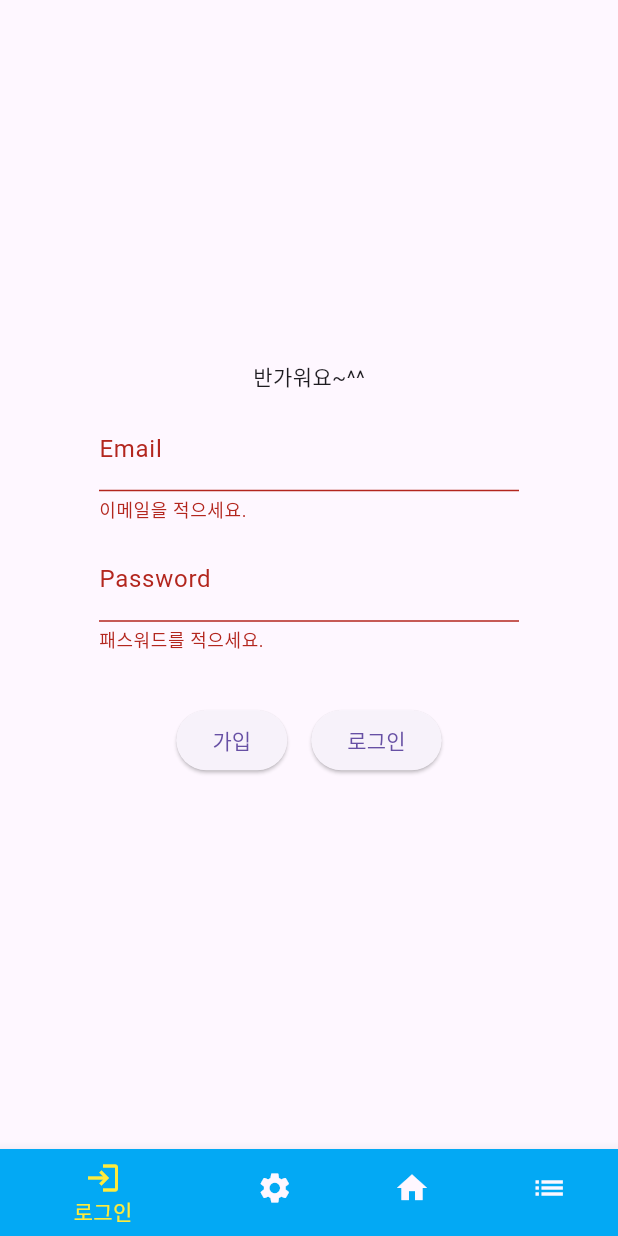
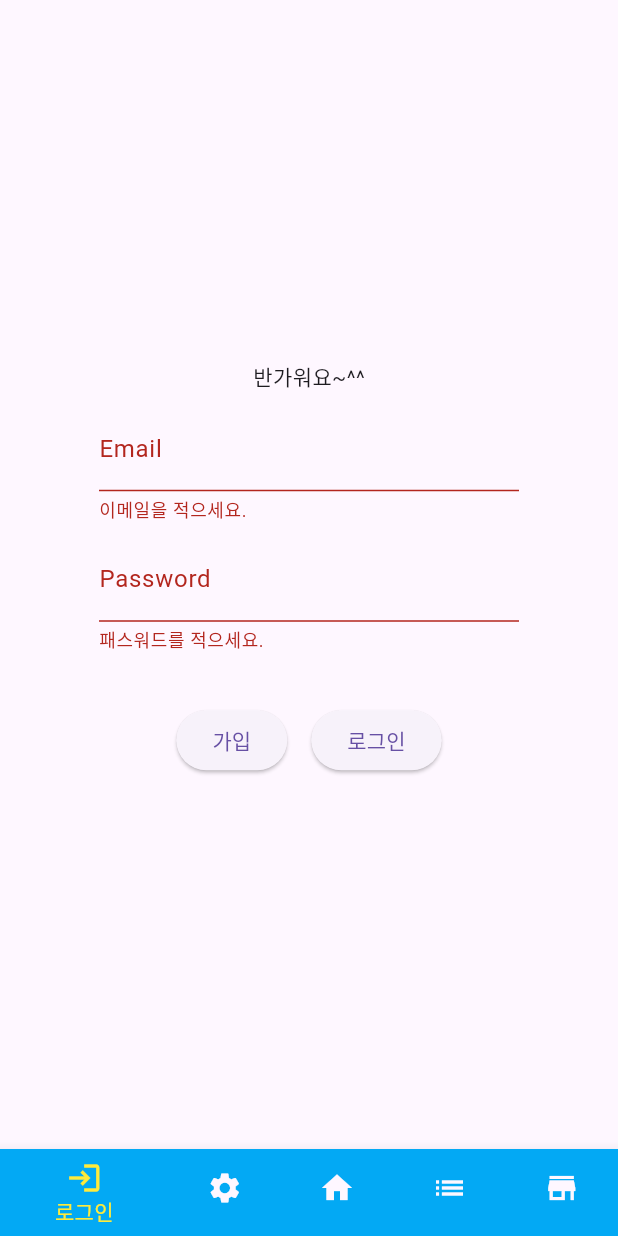
Before and after one commit to business-sixtick/flutter_lotto, a Flutter app: the screen it shows after launch, after a tap on "가입", on a phone screen of 412 x 824 dp. Run offline on Flutter 3.47's test engine with Material 3 defaults, Android fonts, the light colour scheme and no system bars; our stand-ins replace cloud_firestore, csv, firebase_auth, firebase_core, get, shared_preferences and 2 more; missing offline and left inert: cp949_codec, flutter_toastr; accounts and stored records are empty; generated files the repository leaves out were written again.

Commit message:
파이어스토어 테스트중

```diff
--- a/assets/lotto.csv
+++ b/assets/lotto.csv
@@ -1143,3 +1143,4 @@
 1143,1729868400000,10,16,17,27,28,36,6
 1144,1730473200000,3,4,12,15,26,34,6
 1145,1731078000000,2,11,31,33,37,44,32
+1146,1731682800000,6,11,17,19,40,43,28
--- a/lib/control/lotto.dart
+++ b/lib/control/lotto.dart
@@ -85,11 +85,11 @@ class Lotto{
 
 
     List<List<int>> list = [<int>[]];
-    print('directory : ${directory.path}');
+    debugPrint('directory : ${directory.path}');
     var file = io.File(path.join(directory.path, '.lotto.csv'));
 
     if (await file.exists()){// 있으면 로딩
-      print('file.exists() file.path : ${file.path}');
+      debugPrint('file.exists() file.path : ${file.path}');
       String csvString = await file.readAsString();
       List<List<dynamic>> listDynamic = const csv.CsvToListConverter().convert<dynamic>(csvString);
       list = listDynamic.map((row) {
@@ -106,14 +106,14 @@ class Lotto{
         }).toList();
       }).toList();
     }else{// 없으면 파일 생성
-      print('file.exists() 없음 생성');
+      debugPrint('file.exists() 없음 생성');
       file = await file.create();
       list = await getListFromCSV();   // assets 에서 가져옴
       String csvString = const csv.ListToCsvConverter().convert(list);
       await file.writeAsString(csvString, flush: true); // 파일 저장
     }
 
-    print('file.path : ${file.path}');
+    debugPrint('file.path : ${file.path}');
 
     // 데이터 업데이트
     list = await _updateWins(list, file); // 갱신데이터가 있는지 검사
--- a/lib/control/lotto_sqflite.dart
+++ b/lib/control/lotto_sqflite.dart
@@ -63,7 +63,7 @@ class LottoDb{
     final int nextTime = const Duration(days: 7, hours:21).inMilliseconds;
     // if (today - lately < nextTime) return list;
     while (today - lately > nextTime) {
-      // print('while in');
+      print('while in');
       var win = await Lotto.getFromHomepageWins(wins.length + 1);
       wins.add(Win(win[0], win[1], win[2], win[3], win[4], win[5], win[6], win[7], win[8]));
       await db.insert('lotto', {'turn': win[0], 'date': win[1], 'win1': win[2], 'win2': win[3], 'win3': win[4], 'win4': win[5], 'win5': win[6], 'win6': win[7], 'win7': win[8]});
--- a/lib/main.dart
+++ b/lib/main.dart
@@ -1,6 +1,7 @@
 import 'package:flutter/material.dart';
 import 'package:flutter_lotto/control/tool.dart';
 import 'package:flutter_lotto/widget/draw_page.dart';
+import 'package:flutter_lotto/widget/firestore_page.dart';
 import 'package:flutter_lotto/widget/list_page.dart';
 import 'package:flutter_lotto/widget/login_page.dart';
 import 'package:flutter_lotto/widget/win_page.dart';
@@ -15,7 +16,9 @@ late List<List<int>> lottoList;
 void main() async {
   WidgetsFlutterBinding
       .ensureInitialized(); // Flutter 바인딩을 초기화  . path_provider 와 관계가 있다.
-  lottoList = await Lotto.getListFromCSV();
+  // lottoList = await Lotto.getListFromCSV();
+  Lotto lotto = await Lotto.create();
+  lottoList = lotto.wins;
   debugPrint(lottoList.length.toString());
 
   await Preferences.init();
@@ -65,6 +68,7 @@ class MyAppState extends State<MyApp> {
             DrawPage(lottoList),
             WinPage(lottoList),
             ListPage(lottoList),
+            FirestorePage(),
           ],
         ),
         // floatingActionButton: FloatingActionButton(onPressed: (){}, child: const Icon(Icons.add),),
@@ -87,6 +91,10 @@ class MyAppState extends State<MyApp> {
                 icon: Icon(Icons.list),
                 label: '당첨이력',
                 backgroundColor: Colors.lightBlue),
+            BottomNavigationBarItem(
+              icon: Icon(Icons.store),
+              label: '파이어스토어',
+              backgroundColor: Colors.lightBlue),
             // BottomNavigationBarItem(icon: Icon(Icons.school), label: 'Third', backgroundColor: Colors.purple),
             // BottomNavigationBarItem(icon: Icon(Icons.heart_broken), label: 'Fourth', backgroundColor: Colors.pink),
           ],
--- /dev/null
+++ b/lib/widget/firestore_page.dart
@@ -0,0 +1,51 @@
+import 'package:flutter/material.dart';
+import 'package:cloud_firestore/cloud_firestore.dart';
+
+class User{
+  late String name;
+  late String email;
+  late int age;
+  User({required this.name, required this.email, required this.age});
+  User.fromMap(Map<String, dynamic> map):
+    name = map['name'],
+    email = map['email'],
+    age = map['age'];
+
+  Map<String, dynamic> toMap() => {'name': name, 'email': email, 'age': age};
+
+  Future<void> add() async {
+    try{
+      CollectionReference ref = FirebaseFirestore.instance.collection('user');
+      final querySnapshot = await ref.get();
+      // debugPrint(ref.id);
+      debugPrint(querySnapshot.size.toString());
+      ref.doc('user${querySnapshot.size + 1}').set(toMap());
+    }catch (e){
+      debugPrint('add() 예외 : ${e.toString()}');
+    }
+
+    // await ref.add(toMap());
+  }
+
+  Future<void> update() async {
+    CollectionReference ref = FirebaseFirestore.instance.collection('user');
+    final querySnapshot = await ref.get();
+    ref.doc('user${querySnapshot.size}').set(toMap()); // 마지막꺼 ㅋㅋ  업데이트가 따로 있긴하지만 그냥 덮어써~~
+    // 헐 겁나 빠르네??
+  }
+
+  // Future<void>
+}
+
+class FirestorePage extends StatelessWidget{
+  User user2 = User(age: 43, name: 'kim', email: 'a@a.com');
+  @override
+  Widget build(BuildContext context) {
+    return Column(
+      children: [
+        ElevatedButton(onPressed: (){user2.update();}, child: const Text('테스트')),
+        const Text('테스트중'),
+      ],
+    );
+  }
+}
--- a/lib/widget/win_page.dart
+++ b/lib/widget/win_page.dart
@@ -46,7 +46,9 @@ class WinPage extends StatelessWidget {
                       // 데이터 로드 완료 시
                       else if (snapshot.hasData) {
                         // return Text(snapshot.data.toString() ?? '데이터가 없습니다');
+
                         LottoDb lottoDb = snapshot.data;
+                        debugPrint('lottoDb last : ${lottoDb.wins.last.toMap().values.toList().toString()}');
                         return Text(lottoDb.wins.length.toString() ?? '데이터가 없습니다');
                       }
                       // 기본 상태 처리
--- a/pubspec.yaml
+++ b/pubspec.yaml
@@ -67,6 +67,7 @@ dependencies:
   firebase_auth: ^5.3.3
   flutter_toastr: ^1.0.3
   shared_preferences: ^2.3.3
+  cloud_firestore: ^5.5.0
 
 dev_dependencies:
   flutter_test:
```
Also changed, not shown: lib/widget/button_increase.dart (+12 -5 lines), pubspec.lock, 3 other files.
